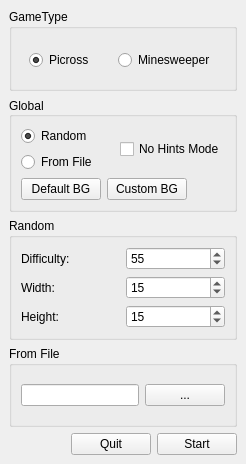
This is src/f_qtmainwindow.ui in schuay/picmi-legacy as Qt 5 draws it before an edit. The edited form follows.
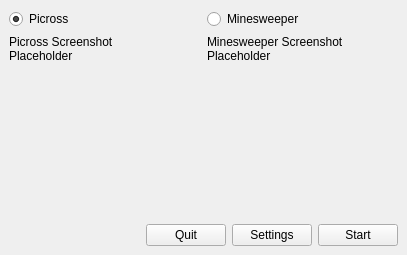
This is the edited form. Icons and pictures are not drawn.

Commit message: prototype for new qt form layouts - nonfunctional!

The edit to the form file:
```diff
--- a/src/f_qtmainwindow.ui
+++ b/src/f_qtmainwindow.ui
@@ -6,8 +6,8 @@
    <rect>
     <x>0</x>
     <y>0</y>
-    <width>246</width>
-    <height>464</height>
+    <width>407</width>
+    <height>255</height>
    </rect>
   </property>
   <property name="maximumSize">
@@ -24,222 +24,58 @@
     <normaloff>../../../../usr/share/tuxpicross/gfx/icon.png</normaloff>../../../../usr/share/tuxpicross/gfx/icon.png</iconset>
   </property>
   <widget class="QWidget" name="centralwidget">
-   <layout class="QHBoxLayout" name="horizontalLayout_9">
+   <layout class="QHBoxLayout" name="horizontalLayout_2">
     <item>
-     <layout class="QVBoxLayout" name="verticalLayout_2">
+     <layout class="QVBoxLayout" name="verticalLayout">
       <item>
-       <widget class="QGroupBox" name="gbGameType">
-        <property name="minimumSize">
+       <layout class="QGridLayout" name="gridLayout">
+        <item row="0" column="0">
+         <widget class="QRadioButton" name="rbPicross">
+          <property name="text">
+           <string>Picross</string>
+          </property>
+          <property name="checked">
+           <bool>true</bool>
+          </property>
+         </widget>
+        </item>
+        <item row="0" column="1">
+         <widget class="QRadioButton" name="rbMinesweeper">
+          <property name="text">
+           <string>Minesweeper</string>
+          </property>
+         </widget>
+        </item>
+        <item row="1" column="0">
+         <widget class="QLabel" name="label">
+          <property name="text">
+           <string>Picross Screenshot
+Placeholder</string>
+          </property>
+         </widget>
+        </item>
+        <item row="1" column="1">
+         <widget class="QLabel" name="label_2">
+          <property name="text">
+           <string>Minesweeper Screenshot
+Placeholder</string>
+          </property>
+         </widget>
+        </item>
+       </layout>
+      </item>
+      <item>
+       <spacer name="verticalSpacer">
+        <property name="orientation">
+         <enum>Qt::Vertical</enum>
+        </property>
+        <property name="sizeHint" stdset="0">
          <size>
-          <width>0</width>
-          <height>70</height>
+          <width>20</width>
+          <height>40</height>
          </size>
         </property>
-        <property name="title">
-         <string>GameType</string>
-        </property>
-        <widget class="QWidget" name="">
-         <property name="geometry">
-          <rect>
-           <x>20</x>
-           <y>40</y>
-           <width>186</width>
-           <height>23</height>
-          </rect>
-         </property>
-         <layout class="QHBoxLayout" name="horizontalLayout_8">
-          <item>
-           <widget class="QRadioButton" name="rbPicross">
-            <property name="text">
-             <string>Picross</string>
-            </property>
-            <property name="checked">
-             <bool>true</bool>
-            </property>
-           </widget>
-          </item>
-          <item>
-           <widget class="QRadioButton" name="rbMinesweeper">
-            <property name="text">
-             <string>Minesweeper</string>
-            </property>
-           </widget>
-          </item>
-         </layout>
-        </widget>
-       </widget>
-      </item>
-      <item>
-       <widget class="QGroupBox" name="gbGlobal">
-        <property name="title">
-         <string>Global</string>
-        </property>
-        <property name="alignment">
-         <set>Qt::AlignLeading|Qt::AlignLeft|Qt::AlignVCenter</set>
-        </property>
-        <layout class="QHBoxLayout" name="horizontalLayout_3">
-         <item>
-          <layout class="QVBoxLayout" name="verticalLayout_3">
-           <item>
-            <layout class="QHBoxLayout" name="horizontalLayout_7">
-             <item>
-              <layout class="QVBoxLayout" name="verticalLayout">
-               <item>
-                <widget class="QRadioButton" name="rbPuzTypeRandom">
-                 <property name="text">
-                  <string>Random</string>
-                 </property>
-                 <property name="checked">
-                  <bool>true</bool>
-                 </property>
-                </widget>
-               </item>
-               <item>
-                <widget class="QRadioButton" name="rbPuzTypeStatic">
-                 <property name="text">
-                  <string>From File</string>
-                 </property>
-                </widget>
-               </item>
-              </layout>
-             </item>
-             <item>
-              <widget class="QCheckBox" name="cbNoHintsMode">
-               <property name="text">
-                <string>No Hints Mode</string>
-               </property>
-              </widget>
-             </item>
-            </layout>
-           </item>
-           <item>
-            <layout class="QHBoxLayout" name="horizontalLayout_2">
-             <item>
-              <widget class="QPushButton" name="bBGDefault">
-               <property name="text">
-                <string>Default BG</string>
-               </property>
-              </widget>
-             </item>
-             <item>
-              <widget class="QPushButton" name="bBGCustom">
-               <property name="text">
-                <string>Custom BG</string>
-               </property>
-              </widget>
-             </item>
-             <item>
-              <spacer name="horizontalSpacer_2">
-               <property name="orientation">
-                <enum>Qt::Horizontal</enum>
-               </property>
-               <property name="sizeHint" stdset="0">
-                <size>
-                 <width>40</width>
-                 <height>20</height>
-                </size>
-               </property>
-              </spacer>
-             </item>
-            </layout>
-           </item>
-          </layout>
-         </item>
-        </layout>
-       </widget>
-      </item>
-      <item>
-       <widget class="QGroupBox" name="gbRandom">
-        <property name="title">
-         <string>Random</string>
-        </property>
-        <layout class="QHBoxLayout" name="horizontalLayout_4">
-         <item>
-          <layout class="QGridLayout" name="gridLayout">
-           <item row="0" column="0">
-            <widget class="QLabel" name="lDifficulty">
-             <property name="text">
-              <string>Difficulty:</string>
-             </property>
-            </widget>
-           </item>
-           <item row="0" column="1">
-            <widget class="QSpinBox" name="sbDifficulty">
-             <property name="minimum">
-              <number>1</number>
-             </property>
-             <property name="value">
-              <number>55</number>
-             </property>
-            </widget>
-           </item>
-           <item row="1" column="0">
-            <widget class="QLabel" name="label">
-             <property name="text">
-              <string>Width:</string>
-             </property>
-            </widget>
-           </item>
-           <item row="1" column="1">
-            <widget class="QSpinBox" name="sbWidth">
-             <property name="minimum">
-              <number>5</number>
-             </property>
-             <property name="maximum">
-              <number>40</number>
-             </property>
-             <property name="value">
-              <number>15</number>
-             </property>
-            </widget>
-           </item>
-           <item row="2" column="0">
-            <widget class="QLabel" name="label_2">
-             <property name="text">
-              <string>Height:</string>
-             </property>
-            </widget>
-           </item>
-           <item row="2" column="1">
-            <widget class="QSpinBox" name="sbHeight">
-             <property name="minimum">
-              <number>5</number>
-             </property>
-             <property name="maximum">
-              <number>40</number>
-             </property>
-             <property name="value">
-              <number>15</number>
-             </property>
-            </widget>
-           </item>
-          </layout>
-         </item>
-        </layout>
-       </widget>
-      </item>
-      <item>
-       <widget class="QGroupBox" name="gbFile">
-        <property name="title">
-         <string>From File</string>
-        </property>
-        <layout class="QHBoxLayout" name="horizontalLayout_6">
-         <item>
-          <layout class="QHBoxLayout" name="horizontalLayout_5">
-           <item>
-            <widget class="QLineEdit" name="lePath"/>
-           </item>
-           <item>
-            <widget class="QPushButton" name="bBrowse">
-             <property name="text">
-              <string>...</string>
-             </property>
-            </widget>
-           </item>
-          </layout>
-         </item>
-        </layout>
-       </widget>
+       </spacer>
       </item>
       <item>
        <layout class="QHBoxLayout" name="horizontalLayout">
@@ -267,6 +103,13 @@
           </property>
          </widget>
         </item>
+        <item>
+         <widget class="QPushButton" name="bSettings">
+          <property name="text">
+           <string>Settings</string>
+          </property>
+         </widget>
+        </item>
         <item>
          <widget class="QPushButton" name="bStart">
           <property name="text">
```
Left out of the diff: 7 changed lines with no effect on the pictures. The commit also changes 6 other files.
